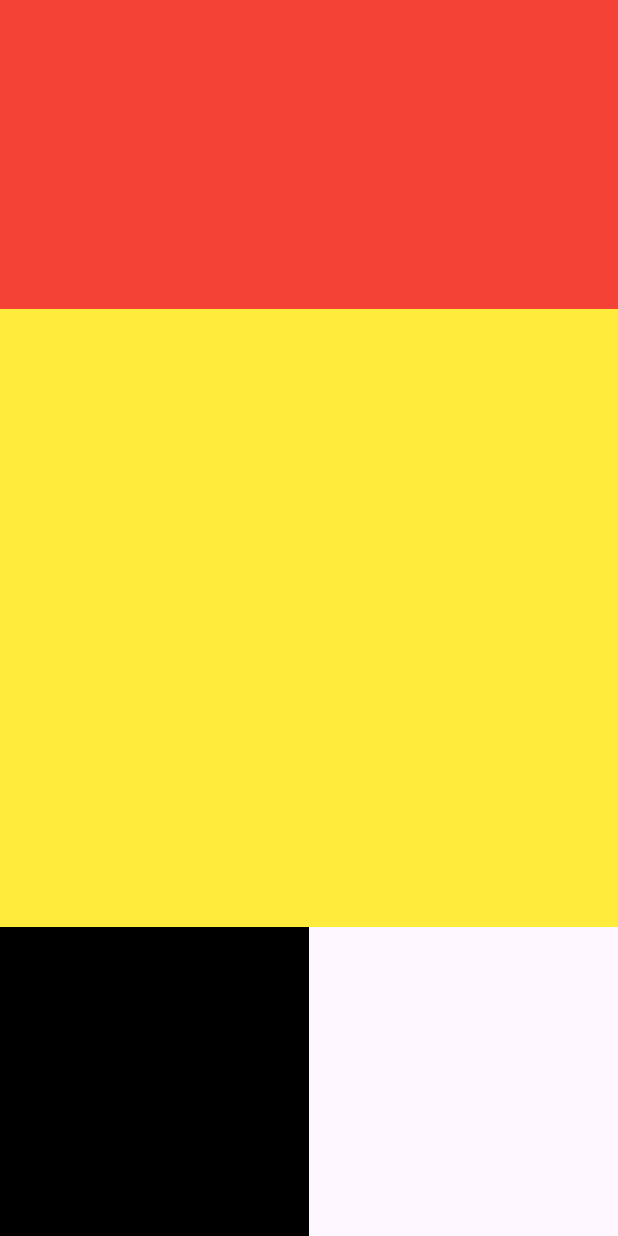
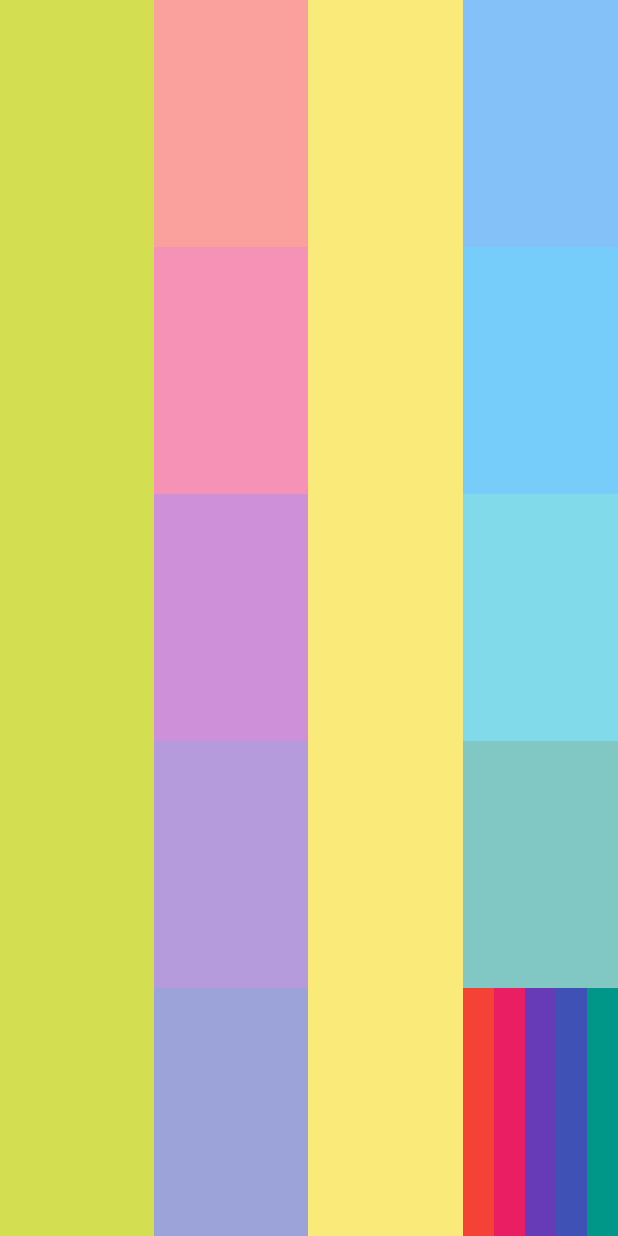
Before and after one commit to ilopjim13/ejerciciosLayout, an Android app: the layout linear_layout.xml on its own in the app's theme, with its tools: preview values and no code run, on a phone screen of 412 x 824 dp. Run offline under Robolectric (Android 15) with nearby library versions, the phone set to English and light mode, and no system bars.

Commit message:
linerLayout terminado

```diff
--- a/app/src/main/res/layout/linear_layout.xml
+++ b/app/src/main/res/layout/linear_layout.xml
@@ -1,45 +1,155 @@
 <?xml version="1.0" encoding="utf-8"?>
 <LinearLayout xmlns:android="http://schemas.android.com/apk/res/android"
-    android:orientation="vertical"
+    android:orientation="horizontal"
     android:layout_width="match_parent"
     android:layout_height="match_parent">
 
     <View
-        android:layout_width="match_parent"
-        android:layout_height="0dp"
-        android:background="#F44336"
+        android:layout_width="0dp"
+        android:layout_height="match_parent"
+        android:background="#DFCDDC39"
         android:layout_weight="1"
         />
 
-    <View
-        android:layout_width="match_parent"
-        android:layout_height="0dp"
-        android:background="@color/pepito"
-        android:layout_weight="2"
-
-    />
-
     <LinearLayout
-        android:orientation="horizontal"
-        android:layout_width="match_parent"
-        android:layout_height="0dp"
+        android:orientation="vertical"
+        android:layout_width="0dp"
+        android:layout_height="match_parent"
         android:layout_weight="1">
         <View
-            android:layout_width="0dp"
-            android:layout_height="match_parent"
+            android:layout_width="match_parent"
+            android:layout_height="0dp"
             android:layout_weight="1"
-            android:background="@color/black"
+            android:background="#7AF44336"
             >
 
 
         </View>
         <View
-            android:layout_width="0dp"
-            android:layout_height="match_parent"
-            android:layout_weight="1">
+            android:layout_width="match_parent"
+            android:layout_height="0dp"
+            android:layout_weight="1"
+            android:background="#77E91E63"
+            >
+
+
+        </View>
+        <View
+            android:layout_width="match_parent"
+            android:layout_height="0dp"
+            android:layout_weight="1"
+            android:background="#7E9C27B0"
+            >
+
+
+        </View>
+        <View
+            android:layout_width="match_parent"
+            android:layout_height="0dp"
+            android:layout_weight="1"
+            android:background="#7C673AB7"
+            >
+
+        </View>
+        <View
+            android:layout_width="match_parent"
+            android:layout_height="0dp"
+            android:layout_weight="1"
+            android:background="#813F51B5"
+            >
+
 
         </View>
     </LinearLayout>
 
 
+    <View
+        android:layout_width="0dp"
+        android:layout_height="match_parent"
+        android:background="#90F8E115"
+        android:layout_weight="1"
+
+    />
+
+    <LinearLayout
+        android:orientation="vertical"
+        android:layout_width="0dp"
+        android:layout_height="match_parent"
+        android:layout_weight="1">
+        <View
+            android:layout_width="match_parent"
+            android:layout_height="0dp"
+            android:layout_weight="1"
+            android:background="#8D2196F3"
+            >
+
+
+        </View>
+        <View
+            android:layout_width="match_parent"
+            android:layout_height="0dp"
+            android:background="#8803A9F4"
+            android:layout_weight="1">
+
+        </View>
+        <View
+            android:layout_width="match_parent"
+            android:layout_height="0dp"
+            android:layout_weight="1"
+            android:background="#7E00BCD4"
+            >
+
+
+        </View>
+        <View
+            android:layout_width="match_parent"
+            android:layout_height="0dp"
+            android:background="#7E009688"
+            android:layout_weight="1">
+
+        </View>
+        <LinearLayout
+            android:layout_width="match_parent"
+            android:layout_height="0dp"
+            android:layout_weight="1"
+            android:orientation="horizontal"
+            >
+            <View
+                android:layout_width="0dp"
+                android:layout_height="match_parent"
+                android:background="#F44336"
+                android:layout_weight="1"
+                />
+            <View
+                android:layout_width="0dp"
+                android:layout_height="match_parent"
+                android:background="#E91E63"
+                android:layout_weight="1"
+                />
+            <View
+                android:layout_width="0dp"
+                android:layout_height="match_parent"
+                android:background="#673AB7"
+                android:layout_weight="1"
+                />
+            <View
+                android:layout_width="0dp"
+                android:layout_height="match_parent"
+                android:background="#3F51B5"
+                android:layout_weight="1"
+                />
+            <View
+                android:layout_width="0dp"
+                android:layout_height="match_parent"
+                android:background="#009688"
+                android:layout_weight="1"
+                />
+
+
+        </LinearLayout>
+    </LinearLayout>
+
+
+
+
 </LinearLayout>
```
